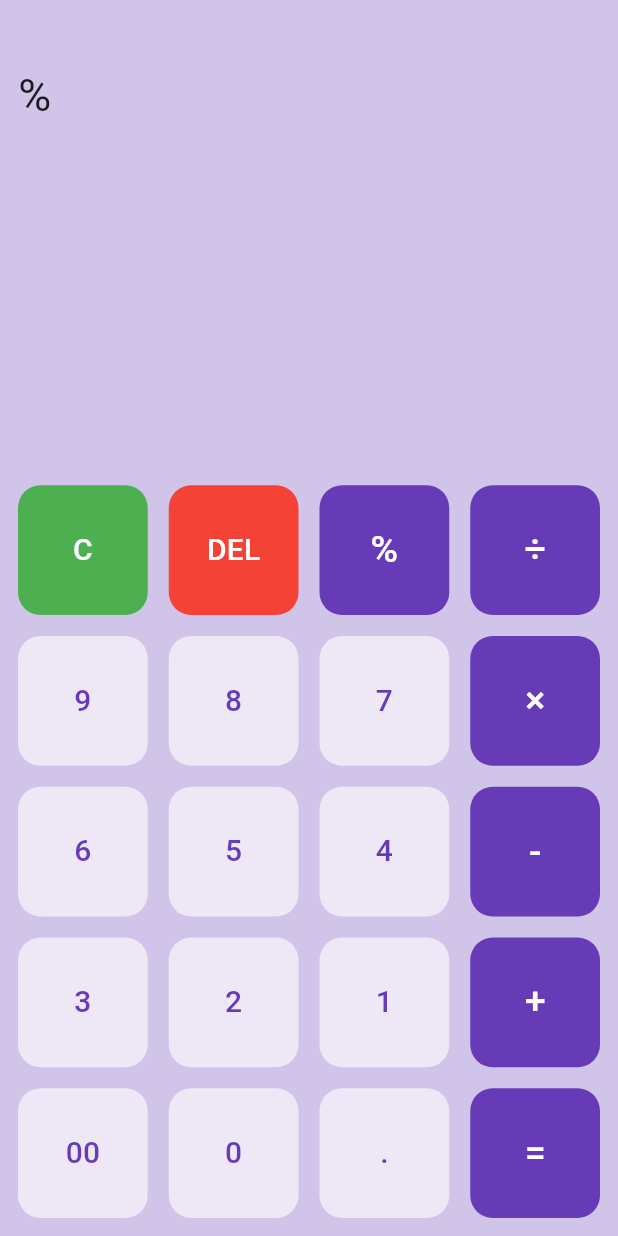
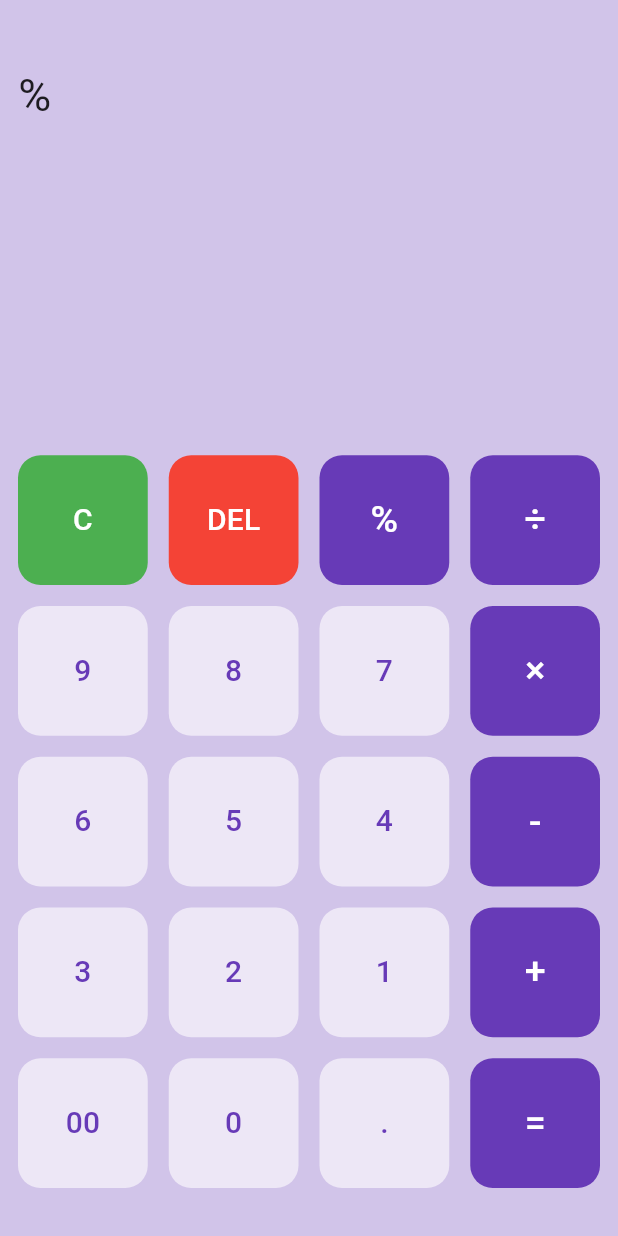
Before and after one commit to AliGhzz/Calculator, a Flutter app: the screen it shows after launch, after a tap on an icon or button, on a phone screen of 412 x 824 dp. Run offline on Flutter 3.47's test engine with Material 3 defaults, Android fonts, the phone set to English and light mode, and no system bars; our stand-ins replace math_expressions.

```diff
--- a/lib/custom_button.dart
+++ b/lib/custom_button.dart
@@ -18,8 +18,8 @@ class CustomButton extends StatelessWidget {
           borderRadius: BorderRadius.circular(15)
         ),
         child: TextButton(
+          onPressed: onTapped,
           child: Text(label,style: TextStyle(color: textColor,fontSize: fontSize),),
-          onPressed: onTapped,
         ),
       ),
     );
--- a/lib/main.dart
+++ b/lib/main.dart
@@ -1,14 +1,13 @@
-import 'package:flutter/cupertino.dart';
 import 'package:flutter/material.dart';
 import 'package:flutter/services.dart';
-import 'package:flutter/widgets.dart';
 import 'package:calculator/custom_button.dart';
 import 'package:math_expressions/math_expressions.dart';
 import 'package:intl/intl.dart';
 
 void main(){
+  WidgetsFlutterBinding.ensureInitialized();
   SystemChrome.setEnabledSystemUIMode(SystemUiMode.immersiveSticky);
-  runApp(SimpleCalculator());
+  runApp(const SimpleCalculator());
 }
 
 class SimpleCalculator extends StatelessWidget {
@@ -16,7 +15,7 @@ class SimpleCalculator extends StatelessWidget {
 
   @override
   Widget build(BuildContext context) {
-    return MaterialApp(
+    return const MaterialApp(
       debugShowCheckedModeBanner: false,
       home: Home(),
     );
@@ -43,40 +42,37 @@ class _HomeState extends State<Home> {
   String answer = '';
   @override
   Widget build(BuildContext context) {
-
-
-    double width = MediaQuery.of(context).size.width;
-    double height = MediaQuery.of(context).size.height;
     return Scaffold(
       backgroundColor: Colors.deepPurple[100],
       body: Column(
         children: [
-          Container(
+          SizedBox(
             height: 200,
             child: Padding(
               padding: const EdgeInsets.all(12.0),
-              child: Expanded(
               child: Container(
-                  margin: EdgeInsets.fromLTRB(0, 30, 0, 0),
+                margin: const EdgeInsets.fromLTRB(0, 30, 0, 0),
                 alignment: Alignment.topLeft,
-                  child: Text(showingMathExpr,style: TextStyle(fontSize: 30)),
-              ))
+                child: Text(showingMathExpr,style: const TextStyle(fontSize: 30)),
+              )
             ),
           ),
-          Expanded(
-            child: Container(
+          Spacer(),
+          Container(
             alignment: Alignment.bottomCenter,
-              padding: EdgeInsets.all(5),
+            padding: const EdgeInsets.all(5),
+            margin: EdgeInsets.fromLTRB(0, 0, 0, 20),
             child: Column(
               mainAxisAlignment: MainAxisAlignment.end,
               children: [
                 Container(height: 60,
                 alignment: Alignment.bottomRight,
-                    child: Text(answer,style: TextStyle(fontSize:45),),
+                padding: const EdgeInsets.fromLTRB(0,0,7,0),
+                  child: Text(answer,style: const TextStyle(fontSize:45),),
                 ),
                 GridView.builder(
                   itemCount: 20,
-                    gridDelegate: SliverGridDelegateWithFixedCrossAxisCount(
+                  gridDelegate: const SliverGridDelegateWithFixedCrossAxisCount(
                     crossAxisCount: 4,
                   ),
                   shrinkWrap: true,
@@ -103,7 +99,6 @@ class _HomeState extends State<Home> {
                     }else if([4,5,6,8,9,10,12,13,14,16,17,18].contains(index)){
                       return CustomButton(label:buttonsText[index][0],color: Colors.deepPurple[50],textColor: Colors.deepPurple ,fontSize: 20.0,
                         onTapped: (){
-                            print(buttonsText[index]);
                           setState(() {
                             mathExpr+=buttonsText[index][0];
                             showingMathExpr+=buttonsText[index][0];
@@ -128,12 +123,10 @@ class _HomeState extends State<Home> {
                           });
                         },
                       );
-
                     }
                   },
                 ),
               ],
-              ),
             ),
           ),
         ],
@@ -142,6 +135,10 @@ class _HomeState extends State<Home> {
   }
 
   void calculate(String mathExpr){
+    if(mathExpr!="" ){
+      if(['*','+','/','-'].contains(mathExpr[mathExpr.length-1])){
+        mathExpr=mathExpr.substring(0,mathExpr.length-1);
+      }
       Parser p = Parser();
       Expression exp = p.parse(mathExpr);
       ContextModel cm = ContextModel();
@@ -150,5 +147,5 @@ class _HomeState extends State<Home> {
       final formattedString = formatter.format(eval);
       answer= formattedString;
     }
-
   }
+}
```
Also changed, not shown: 1 other file. Lines whose indentation alone changed are shown as unchanged.
